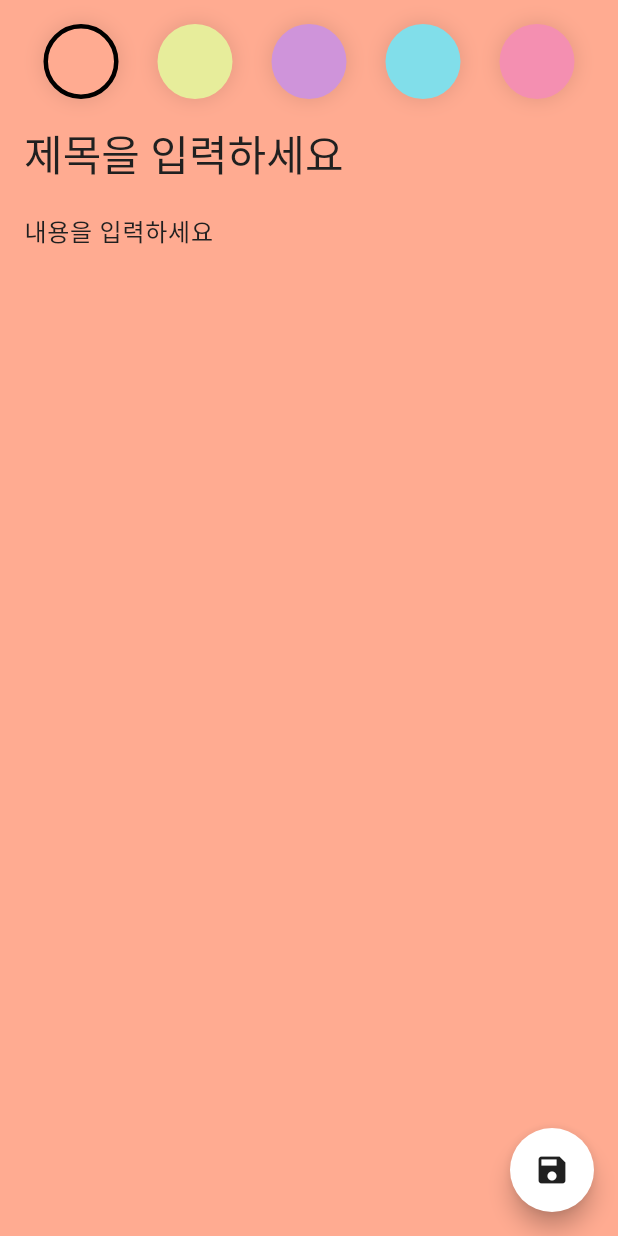
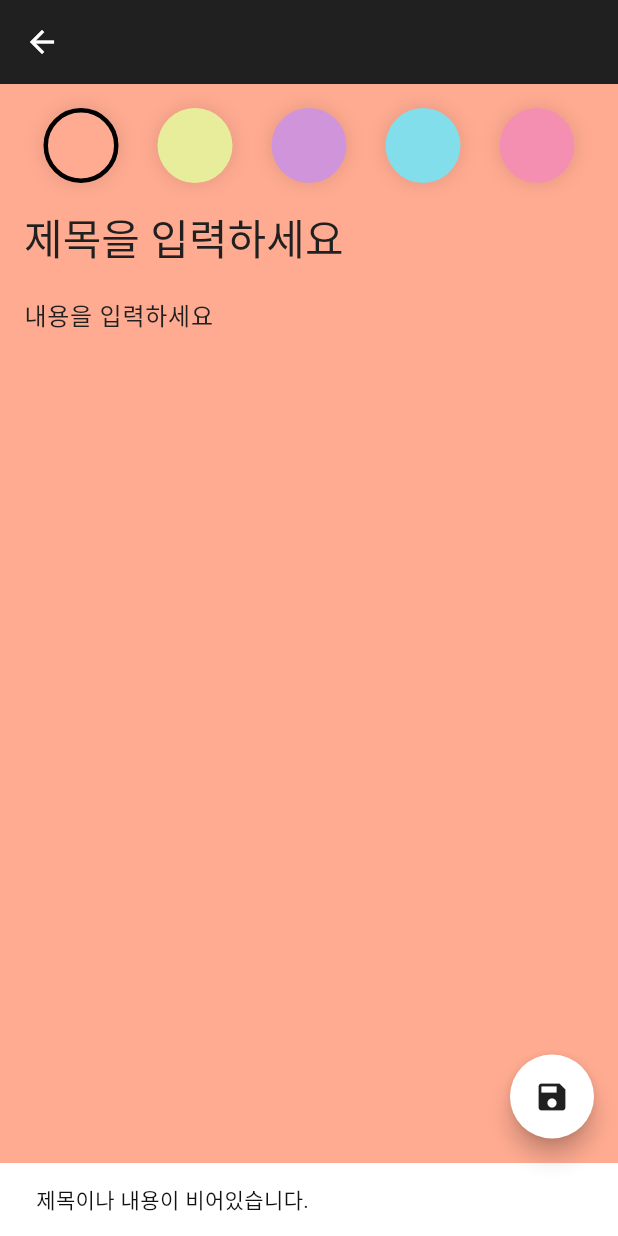
Before and after one commit to KimDaJin514/flutter-clean-architectire-course-2, a Flutter app: the AddEditNoteScreen screen opened directly, after a tap on the "save" icon, on a phone screen of 412 x 824 dp. Run offline on Flutter 3.47's test engine with Material 3 defaults, Android fonts, the phone set to English and light mode, and no system bars; our stand-ins replace freezed_annotation, sqflite; accounts and stored records are empty; generated files the repository leaves out were written again.

Commit message:
feat: link add_edit_note_screen with viewmodel

```diff
--- a/lib/presentation/add_edit_note/add_edit_note_screen.dart
+++ b/lib/presentation/add_edit_note/add_edit_note_screen.dart
@@ -1,8 +1,13 @@
 import 'package:flutter/material.dart';
+import 'package:note_app/domain/model/note.dart';
+import 'package:note_app/presentation/add_edit_note/add_edit_note_event.dart';
+import 'package:note_app/presentation/add_edit_note/add_edit_note_viewmodel.dart';
 import 'package:note_app/ui/colors.dart';
+import 'package:provider/provider.dart';
 
 class AddEditNoteScreen extends StatefulWidget {
-  const AddEditNoteScreen({super.key});
+  final Note? note;
+  const AddEditNoteScreen({super.key, this.note});
 
   @override
   State<AddEditNoteScreen> createState() => _AddEditNoteScreenState();
@@ -20,8 +25,6 @@ class _AddEditNoteScreenState extends State<AddEditNoteScreen> {
     illusion
   ];
 
-  Color _color = roseBud;
-
   @override
   void dispose() {
     _titleCtrl.dispose();
@@ -31,16 +34,32 @@ class _AddEditNoteScreenState extends State<AddEditNoteScreen> {
 
   @override
   Widget build(BuildContext context) {
+    final viewModel = context.watch<AddEditNoteViewModel>();
+
     return Scaffold(
-      backgroundColor: _color,
+      appBar: AppBar(),
+      backgroundColor: Color(viewModel.color),
       floatingActionButton: FloatingActionButton(
-        onPressed: () {},
+        onPressed: () {
+          if (_titleCtrl.text.isEmpty || _contentCtrl.text.isEmpty) {
+            const snackBar = SnackBar(content: Text('제목이나 내용이 비어있습니다.'));
+            ScaffoldMessenger.of(context).showSnackBar(snackBar);
+
+            return;
+          }
+
+          viewModel.onEvent(AddEditNoteEvent.saveNote(
+            widget.note?.id,
+            _titleCtrl.text,
+            _contentCtrl.text,
+          ));
+        },
         child: const Icon(Icons.save),
       ),
       body: SafeArea(
         child: AnimatedContainer(
           padding: const EdgeInsets.all(16),
-          color: _color,
+          color: Color(viewModel.color),
           duration: const Duration(milliseconds: 500),
           child: Column(
             children: [
@@ -49,11 +68,12 @@ class _AddEditNoteScreenState extends State<AddEditNoteScreen> {
                 children: noteColors
                     .map(
                       (color) => GestureDetector(
-                        child: _buildBackColor(color: color, selected: (_color == color)),
+                        child: _buildBackColor(
+                            color: color,
+                            selected: (viewModel.color == color.value)),
                         onTap: () {
-                          setState(() {
-                            _color = color;
-                          });
+                          viewModel.onEvent(
+                              AddEditNoteEvent.changeColor(color.value));
                         },
                       ),
                     )
--- a/lib/presentation/add_edit_note/add_edit_note_viewmodel.dart
+++ b/lib/presentation/add_edit_note/add_edit_note_viewmodel.dart
@@ -3,11 +3,12 @@ import 'package:flutter/material.dart';
 import 'package:note_app/domain/model/note.dart';
 import 'package:note_app/domain/respository/note_repository.dart';
 import 'package:note_app/presentation/add_edit_note/add_edit_note_event.dart';
+import 'package:note_app/ui/colors.dart';
 
 class AddEditNoteViewModel with ChangeNotifier {
   final NoteRepository repository;
 
-  int _color = Colors.orange.value;
+  int _color = roseBud.value;
 
   int get color => _color;
 
```
